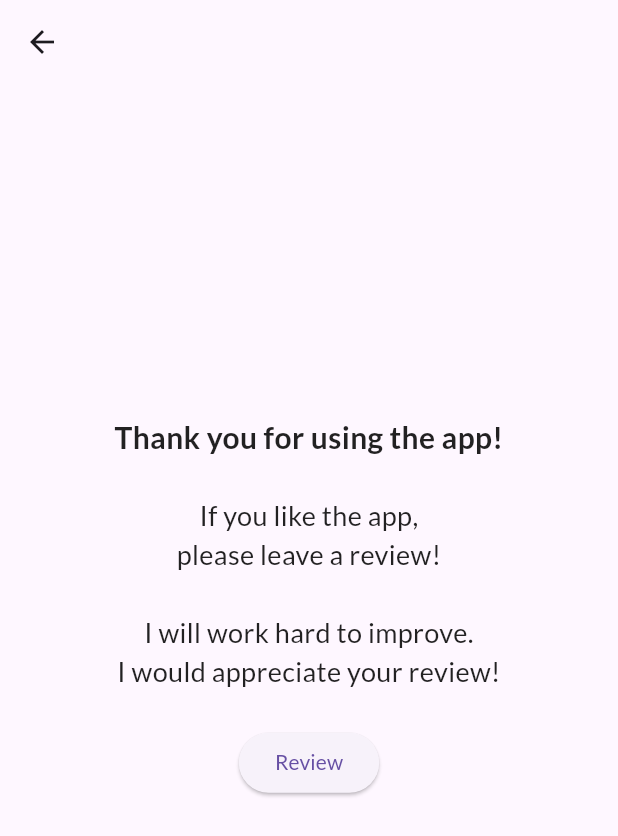
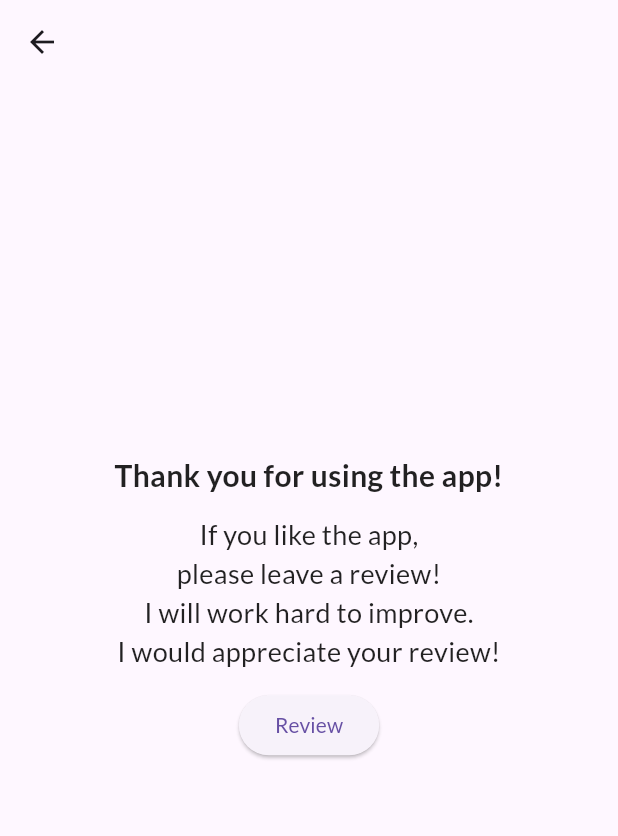
Before and after one commit to mnengineer/crazy_sound, a Flutter app: the ReviewScreen screen opened directly, on a phone screen of 412 x 824 dp. Shown: the top 836 px of the screen. Run offline on Flutter 3.47's test engine with Material 2 defaults, Android fonts, the phone set to English and light mode, and no system bars; our stand-ins replace audioplayers, google_fonts, in_app_review, share_plus; generated files the repository leaves out were written again.

Commit message:
feat: テキストの行間調整

```diff
--- a/lib/l10n/app_en.arb
+++ b/lib/l10n/app_en.arb
@@ -10,7 +10,7 @@
   "share_description": "The developer will be pleased\n if you share the app!",
   "share_button": "Share",
   "review_title": "Thank you for using the app!",
-  "review_description": "If you like the app,\nplease leave a review!\n\nI will work hard to improve.\nI would appreciate your review!",
+  "review_description": "If you like the app,\nplease leave a review!\nI will work hard to improve.\nI would appreciate your review!",
   "review_button": "Review",
   "about_version": "Version: 1.0.0",
   "about_developer": "Developed by: Masashi",
--- a/lib/l10n/app_ja.arb
+++ b/lib/l10n/app_ja.arb
@@ -10,7 +10,7 @@
   "share_description": "アプリをシェアしていただけると\n開発者が喜びます！",
   "share_button": "シェアする",
   "review_title": "アプリをご利用いただき\n誠にありがとうございます!",
-  "review_description": "アプリを気に入っていただけましたら\nレビューをお願いします！\n\n一生懸命改善に取り組みます。\nレビューいただけると幸いです！",
+  "review_description": "アプリを気に入っていただけましたら\nレビューをお願いします！\n一生懸命改善に取り組みます。\nレビューいただけると幸いです！",
   "review_button": "レビューする",
   "about_version": "バージョン： 1.0.0",
   "about_developer": "開発者： Masashi",
--- a/lib/screens/drawer/about.dart
+++ b/lib/screens/drawer/about.dart
@@ -23,13 +23,13 @@ class AboutScreen extends StatelessWidget {
                 style: const TextStyle(fontSize: 18),
                 textAlign: TextAlign.center,
               ),
-              const SizedBox(height: 12),
+              const SizedBox(height: 8),
               Text(
                 AppLocalizations.of(context).about_developer,
                 style: const TextStyle(fontSize: 18),
                 textAlign: TextAlign.center,
               ),
-              const SizedBox(height: 24),
+              const SizedBox(height: 12),
               Text(
                 AppLocalizations.of(context).about_license,
                 style: const TextStyle(fontSize: 18),
--- a/lib/screens/drawer/review.dart
+++ b/lib/screens/drawer/review.dart
@@ -29,7 +29,7 @@ class ReviewScreen extends StatelessWidget {
                 ),
                 textAlign: TextAlign.center,
               ),
-              const SizedBox(height: 24),
+              const SizedBox(height: 12),
               Text(
                 AppLocalizations.of(context).review_description,
                 style: const TextStyle(
@@ -37,7 +37,7 @@ class ReviewScreen extends StatelessWidget {
                 ),
                 textAlign: TextAlign.center,
               ),
-              const SizedBox(height: 24),
+              const SizedBox(height: 12),
               ElevatedButton(
                 onPressed: () async {
                   if (await inAppReview.isAvailable()) {
--- a/lib/screens/drawer/share.dart
+++ b/lib/screens/drawer/share.dart
@@ -29,7 +29,7 @@ class ShareScreen extends StatelessWidget {
                 ),
                 textAlign: TextAlign.center,
               ),
-              const SizedBox(height: 24),
+              const SizedBox(height: 12),
               Text(
                 AppLocalizations.of(context).share_description,
                 style: const TextStyle(
@@ -37,7 +37,7 @@ class ShareScreen extends StatelessWidget {
                 ),
                 textAlign: TextAlign.center,
               ),
-              const SizedBox(height: 24),
+              const SizedBox(height: 12),
               ElevatedButton(
                 onPressed: () => _share('Strange Sounds'),
                 child: Text(
```
